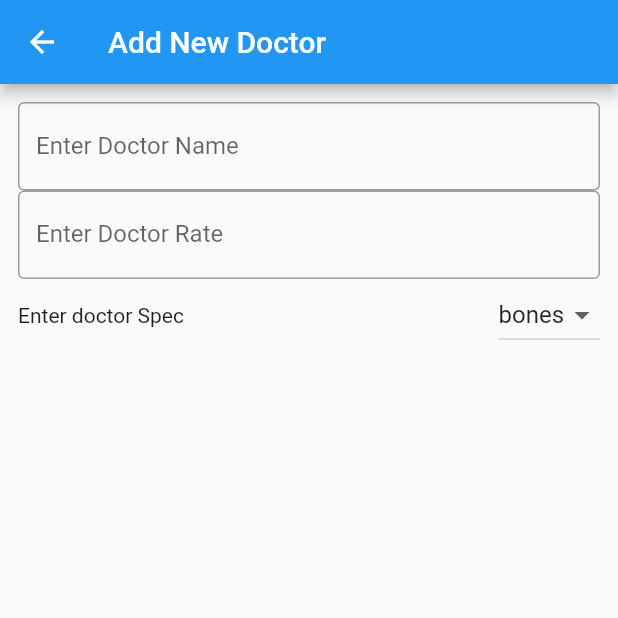
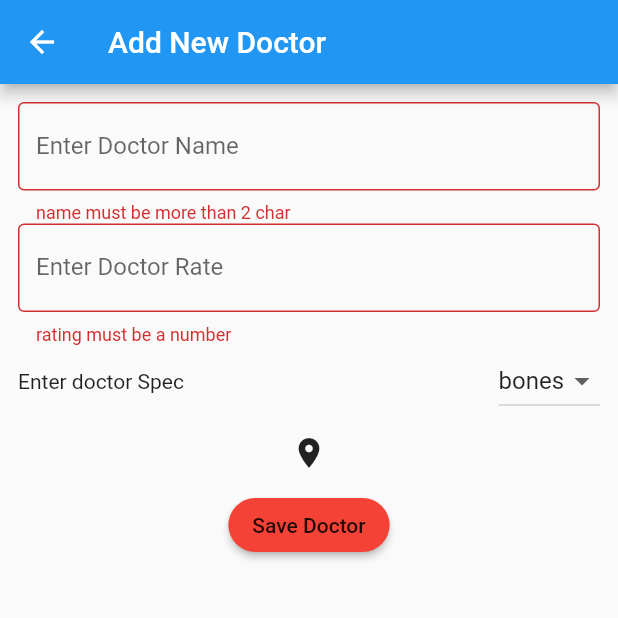
Before and after one commit to shafiiik/my_doctors, a Flutter app: the CreateNewDoctor screen opened directly, on a phone screen of 412 x 824 dp, the top half of it. Run offline on Flutter 3.47's test engine with Material 2 defaults, Android fonts, the phone set to English and light mode, and no system bars; our stand-ins replace geolocator, sqflite; accounts and stored records are empty.

Commit message:
add location to DB and UI

```diff
--- a/lib/database/database.dart
+++ b/lib/database/database.dart
@@ -35,7 +35,9 @@ create table if not exists $tableName (
   id integer primary key autoincrement,
   name text not null,
   rate REAL,
-   speciality text)
+   speciality text,
+   long REAL,
+   lat REAL)
 ''');
 
         });
@@ -54,7 +56,7 @@ create table if not exists $tableName (
 
     List<Map<String, dynamic>> maps = await database.query(
       tableName,
-      columns: ["name", "rate", "speciality"],
+      columns: ["name", "rate", "speciality","long","lat"],
     );
     print(maps.length);
     if (maps.length > 0) {
--- a/lib/screens/create_new_doctor.dart
+++ b/lib/screens/create_new_doctor.dart
@@ -1,11 +1,34 @@
 import 'package:flutter/material.dart';
+import 'package:geolocator/geolocator.dart';
+import 'package:my_doctors/database/database.dart';
+import 'package:my_doctors/models/doctor.dart';
+
+enum Specialties { Bones, Chest, Heart }
 
 class CreateNewDoctor extends StatefulWidget {
+  final Function getTheDoctors;
+
+  const CreateNewDoctor({Key key, this.getTheDoctors}) : super(key: key);
+
+
   @override
   _CreateNewDoctorState createState() => _CreateNewDoctorState();
 }
 
+
+
 class _CreateNewDoctorState extends State<CreateNewDoctor> {
+
+  DoctorDataBase db = DoctorDataBase();
+
+  TextEditingController nameController = TextEditingController();
+  TextEditingController rateController = TextEditingController();
+
+  Specialties doctorSpeciality = Specialties.Bones;
+  double rating = 0.0;
+  Position position;
+  final formKey = GlobalKey<FormState>();
+
   @override
   Widget build(BuildContext context) {
     return Scaffold(
@@ -14,40 +37,116 @@ class _CreateNewDoctorState extends State<CreateNewDoctor> {
       ),
       body: Padding(
         padding: const EdgeInsets.all(12.0),
+        child: Form(
+          key: formKey,
+          autovalidate: true,
           child: Column(
             children: <Widget>[
               TextFormField(
                 decoration: InputDecoration(
-                  labelText: "Enter Doctor Name", border: OutlineInputBorder()),
+                    hintText: "Write Doctor's name",
+                    labelText: "Enter Doctor Name",
+                    border: OutlineInputBorder()),
+                controller: nameController,
+                validator: (text) {
+                  if (text.length < 3) return "name must be more than 2 char";
+                  return null;
+                },
               ),
               TextFormField(
                 decoration: InputDecoration(
-                  labelText: "Enter Doctor Rate", border: OutlineInputBorder()),
+                    hintText: "Write Doctor's rate",
+                    labelText: "Enter Doctor Rate",
+                    border: OutlineInputBorder()),
+                controller: rateController,
+                validator: (text) {
+                  try {
+                    rating = double.parse(rateController.text);
+                    if (rating < 0 || rating > 5)
+                      return "rating must be a number between 0 and 5";
+                    return null;
+                  } catch (error) {
+                    return "rating must be a number";
+                  }
+                },
               ),
-
               Row(
                 children: <Widget>[
-                 Text ("Enter doctor Spec"),
-                Spacer (),
+                  Text("Enter doctor Spec"),
+                  Spacer(),
                   DropdownButton(
+                    value: doctorSpeciality,
                     items: [
                       DropdownMenuItem(
                         child: Text("bones"),
+                        value: Specialties.Bones,
                       ),
                       DropdownMenuItem(
                         child: Text("chest"),
+                        value: Specialties.Chest,
                       ),
                       DropdownMenuItem(
                         child: Text("heart"),
+                        value: Specialties.Heart,
                       )
                     ],
-                  onChanged: (value){},
+                    onChanged: (Specialties value) {
+                      doctorSpeciality = value;
+                      setState(() {});
+                    },
                   ),
                 ],
+              ),
+              FlatButton(
+                  child: Icon(Icons.location_on),
+                  onPressed: () {
+                _getCurrentLocation();
+              }),
+              RaisedButton(
+                child: Text("Save Doctor"),
+                shape: RoundedRectangleBorder(
+                    borderRadius: BorderRadius.circular(30)),
+                color: Colors.red,
+                onPressed: saveDoctor,
               )
             ],
           ),
         ),
+      ),
     );
   }
+
+  void _getCurrentLocation() async {
+    position = await Geolocator()
+        .getCurrentPosition(desiredAccuracy: LocationAccuracy.high);
   }
+
+
+
+  void saveDoctor() async {
+    if (formKey.currentState.validate() && doctorSpeciality != null) {
+      await db.openDB();
+      print(db);
+      print(db.database);
+      print(db.database.isOpen);
+
+      String speciality;
+
+      switch (doctorSpeciality) {
+        case Specialties.Bones:
+          speciality = "Bones";
+          break;
+        case Specialties.Chest:
+          speciality = "Chest";
+          break;
+        case Specialties.Heart:
+          speciality = "Heart";
+          break;
+      }
+
+      await db.insert(Doctor(
+          name: nameController.text, rate: rating, speciality: speciality,lat: position?.latitude,long: position?.longitude));
+      widget.getTheDoctors();
+    }
+  }
+}
--- a/pubspec.yaml
+++ b/pubspec.yaml
@@ -31,6 +31,8 @@ dependencies:
   cupertino_icons: ^0.1.3
 
   sqflite: ^1.3.0
+  path_provider: ^1.6.7
+  geolocator : ^5.1.5
 
 dev_dependencies:
   flutter_test:
```
Also changed, not shown: lib/main.dart (+1 -8 lines), lib/models/doctor.dart (+8 -2 lines), lib/screens/home_screen.dart (+25 -42 lines), pubspec.lock, 2 other files. Lines whose indentation alone changed are shown as unchanged.
